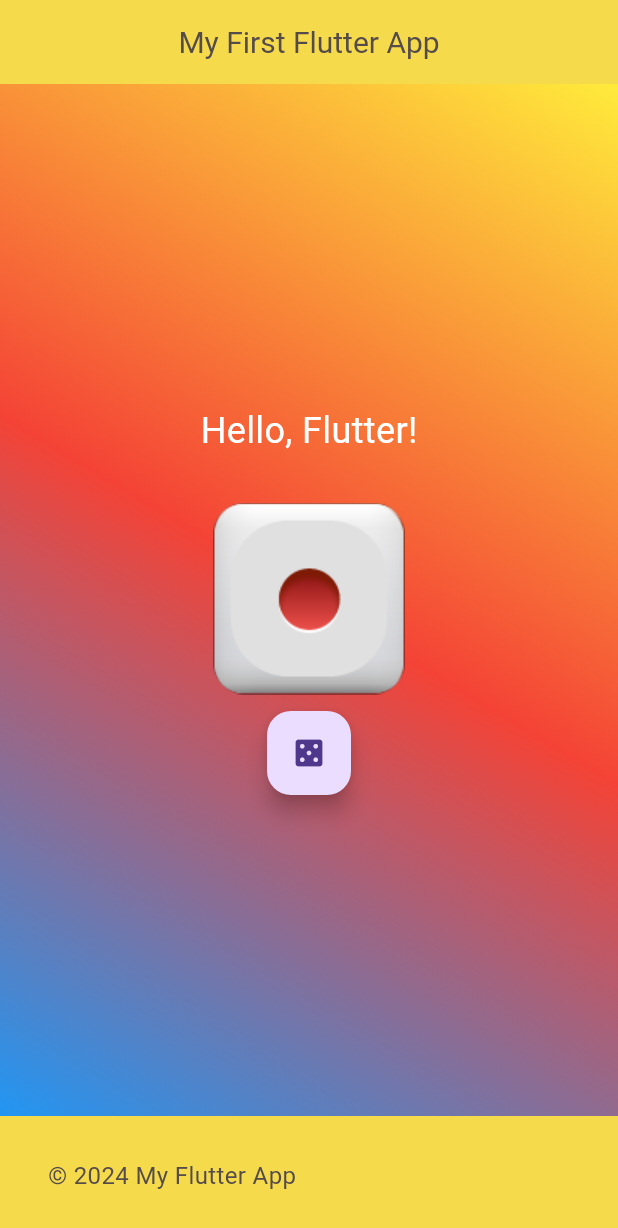
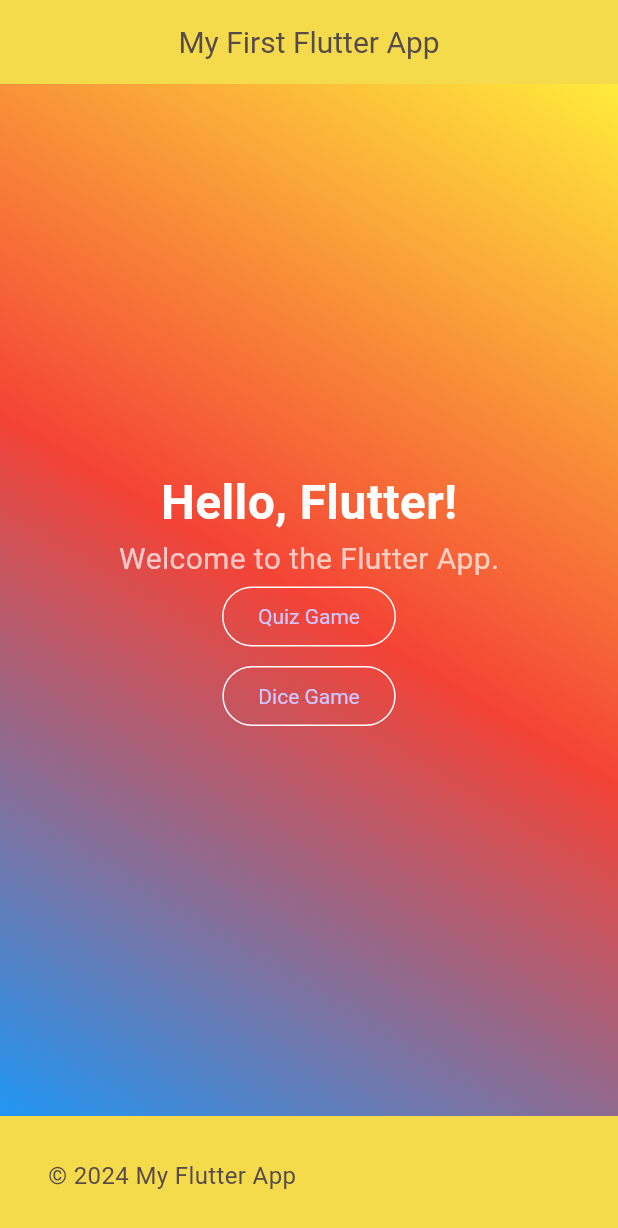
Before and after one commit to emp1re/my_first_flutter_app, a Flutter app: the screen it shows after launch, on a phone screen of 412 x 824 dp. Shown: the top 1228 px of the screen. Run offline on Flutter 3.47's test engine with Material 3 defaults, Android fonts, the phone set to English and light mode, and no system bars.

Commit message:
feat: Add Dice and Quiz functionality with UI;

```diff
--- a/lib/main.dart
+++ b/lib/main.dart
@@ -7,7 +7,9 @@ void main() {
       home: Scaffold(
         backgroundColor: Colors.blueGrey,
         appBar: CustomAppBar(),
-        body: WelcomeScreen(),
+        body: WelcomeScreen(
+
+        ),
         bottomNavigationBar: CustomBottomBar(),
       ),
     ),
--- a/lib/presentation/welcome_screen.dart
+++ b/lib/presentation/welcome_screen.dart
@@ -1,18 +1,32 @@
 import 'dart:math';
 
 import 'package:flutter/material.dart';
+import 'package:my_first_flutter_application/presentation/dice/dice_screen.dart';
+import 'package:my_first_flutter_application/presentation/dice/random_dice.dart';
+import 'package:my_first_flutter_application/presentation/quiz/quiz_game.dart';
 
-Map<int, String> diceMap = {
-  0: 'assets/images/1_dot.png',
-  1: 'assets/images/2_dots.png',
-  2: 'assets/images/3_dots.png',
-  3: 'assets/images/4_dots.png',
-  4: 'assets/images/5_dots.png',
-  5: 'assets/images/6_dots.png',
-};
+enum pageType { quiz, dice }
 
 class WelcomeScreen extends StatelessWidget {
   const WelcomeScreen({super.key});
+  void nextPage({required BuildContext context, required String pageType}) {
+    // Navigate to the game screen or start the game logic
+
+    if (pageType == 'dice') {
+      Navigator.push(
+        context,
+        MaterialPageRoute<void>(builder: (context) => const DiceScreen()),
+      );
+    } else if (pageType == 'quiz') {
+      Navigator.push(
+        context,
+        MaterialPageRoute<void>(builder: (context) => const Quiz()),
+      );
+    } else {
+      // Handle unknown page type
+      throw Exception('Unknown page type: $pageType');
+    }
+  }
 
   @override
   Widget build(BuildContext context) {
@@ -30,11 +44,42 @@ class WelcomeScreen extends StatelessWidget {
         child: Column(
           mainAxisAlignment: MainAxisAlignment.center,
           children: [
-            const Text(
-              style: TextStyle(fontSize: 24, color: Colors.white),
-              'Hello, Flutter!',
+            NewTextContainer(
+              text: "Hello, Flutter!",
+              Style: const TextStyle(
+                fontSize: 32,
+                fontWeight: FontWeight.bold,
+                color: Colors.white,
+              ),
             ),
-            RandomDice()
+            NewTextContainer(
+              text: "Welcome to the Flutter App.",
+              Style: const TextStyle(fontSize: 20, color: Colors.white70),
+            ),
+            OutlinedButton(
+              style: OutlinedButton.styleFrom(
+                side: const BorderSide(color: Colors.white),
+                textStyle: const TextStyle(color: Colors.white),
+              ),
+              onPressed: () => nextPage(context: context, pageType: 'quiz'),
+              child: const Text(
+                'Quiz Game',
+                style: TextStyle(color: Color.fromARGB(255, 208, 199, 255)),
+              ),
+            ),
+            SizedBox(height: 5),
+            OutlinedButton(
+              style: OutlinedButton.styleFrom(
+                side: const BorderSide(color: Colors.white),
+                textStyle: const TextStyle(color: Colors.white),
+              ),
+              onPressed: () => nextPage(context: context, pageType: 'dice'),
+              child: const Text(
+                'Dice Game',
+                style: TextStyle(color: Color.fromARGB(255, 208, 199, 255)),
+              ),
+            ),
+            // RandomDice()
           ],
         ),
       ),
@@ -42,33 +87,14 @@ class WelcomeScreen extends StatelessWidget {
   }
 }
 
-class RandomDice extends StatefulWidget {
-  const RandomDice({super.key});
-  @override
-  State<RandomDice> createState() => _RandomDiceState();
-}
+class NewTextContainer extends StatelessWidget {
+  const NewTextContainer({super.key, required this.text, required this.Style});
 
-class _RandomDiceState extends State<RandomDice> {
-  final rand = Random();
-  int num = 0;
+  final String text;
+  final TextStyle Style;
 
   @override
   Widget build(BuildContext context) {
-    return Container(
-      margin: const EdgeInsets.only(top: 20),
-      child: Column(
-        children: [
-          Image.asset(diceMap[num]!, width: 150, height: 150),
-          FloatingActionButton(
-            onPressed: () {
-              setState(() {
-                num = rand.nextInt(6);
-              });
-            },
-            child: const Icon(Icons.casino),
-          ),
-        ],
-      ),
-    );
+    return Text(text, style: Style);
   }
 }
--- a/pubspec.yaml
+++ b/pubspec.yaml
@@ -65,6 +65,7 @@ flutter:
     - ./assets/images/4_dots.png
     - ./assets/images/5_dots.png
     - ./assets/images/6_dots.png
+    - ./assets/images/brain.png
 
 
   # An image asset can refer to one or more resolution-specific "variants", see
```
Also changed, not shown: lib/presentation/dice/dice_screen.dart (added, +41 -0 lines), lib/presentation/dice/random_dice.dart (added, +44 -0 lines), lib/presentation/quiz/answer_button.dart (added, +34 -0 lines), lib/presentation/quiz/question_screen.dart (added, +54 -0 lines), lib/presentation/quiz/question_storage.dart (added, +65 -0 lines), lib/presentation/quiz/quiz_game.dart (added, +37 -0 lines), lib/presentation/quiz/quiz_screen.dart (added, +34 -0 lines), assets/images/brain.png (added).
